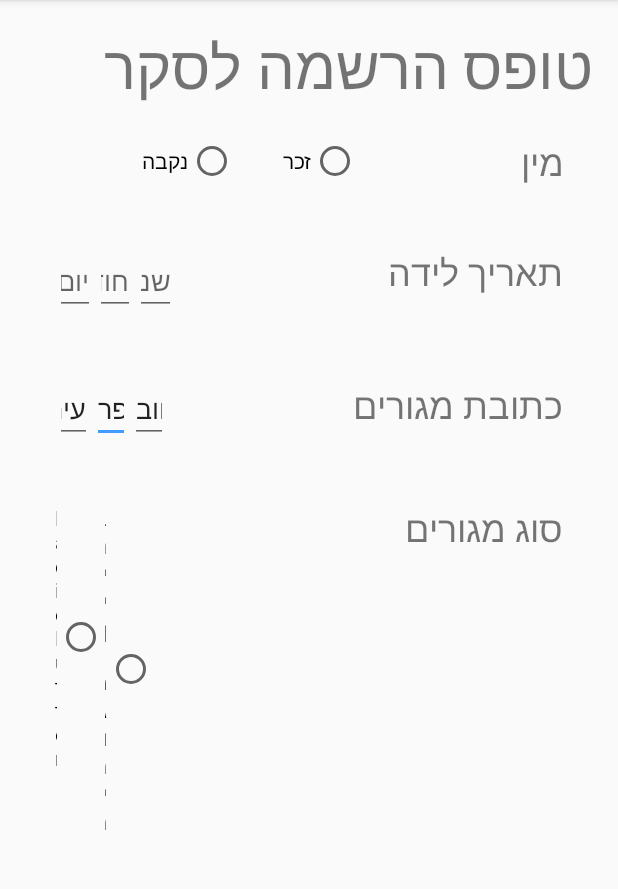
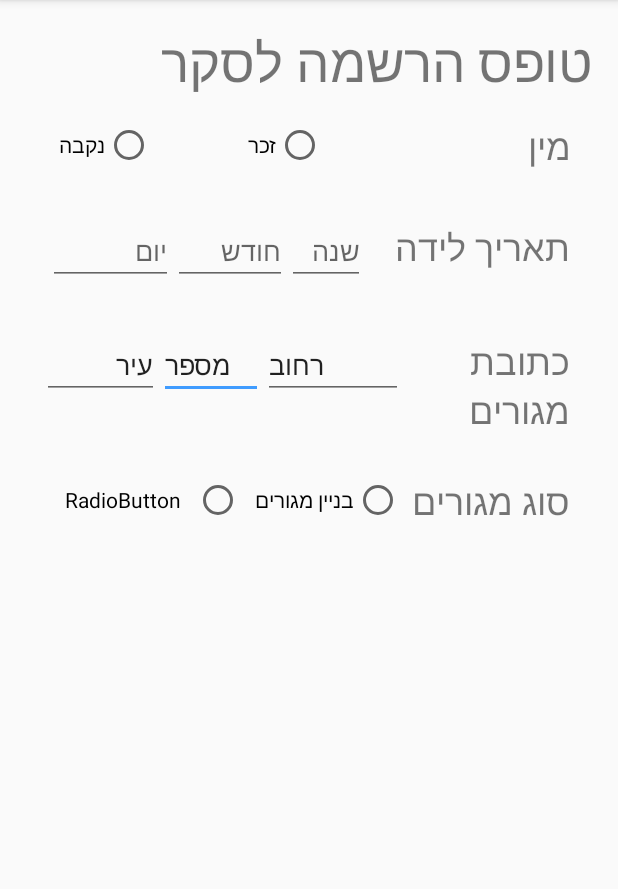
Before and after one commit to tjg0010/survey_app, an Android app: the RegisterActivity screen opened directly, with no data from a screen before it, on a phone screen of 412 x 824 dp, the part 84-973 px from its top. Run offline under Robolectric (Android 15) with nearby library versions, the phone set to English and light mode, and no system bars.

Commit message:
Changes to Register page layout Added new intent to register activity - when pressing the agree button, user is automatically referrenced to register page

```diff
--- a/TAUSurveryApp/app/src/main/res/layout/activity_register.xml
+++ b/TAUSurveryApp/app/src/main/res/layout/activity_register.xml
@@ -9,6 +9,8 @@
     android:paddingRight="@dimen/activity_horizontal_margin"
     android:paddingTop="@dimen/activity_vertical_margin"
     tools:context="tau.user.tausurveryapp.RegisterActivity">
+
+
 
     <!--<Space-->
         <!--android:layout_width="match_parent"-->
@@ -29,15 +31,17 @@
         android:orientation="vertical"
         android:layout_width="match_parent"
         android:layout_height="wrap_content"
-        android:layout_margin="0.5dp">
+        android:layout_margin="0.5dp"
+        android:weightSum="6">
 
         <!--Heading-->
         <TextView
             android:text="טופס הרשמה לסקר"
             android:textDirection="rtl"
-            android:textSize="40dp"
+            android:textSize="35sp"
             android:layout_width="match_parent"
-            android:layout_height="wrap_content" />
+            android:layout_height="wrap_content"
+            android:layout_weight="2"/>
 
         <!-- sex -->
         <LinearLayout
@@ -45,8 +49,9 @@
                 android:layout_height="match_parent"
                 android:orientation="horizontal"
                 android:layoutDirection="rtl"
-                android:weightSum="1"
-                android:layout_margin="20sp">
+                android:layout_weight="1"
+                android:weightSum="2"
+                android:layout_margin="15sp">
 
             <TextView
                     android:text="מין"
@@ -54,13 +59,14 @@
                     android:layout_height="wrap_content"
                     android:id="@+id/lblSex"
                     android:textSize="24sp"
-                    android:layout_weight="0.84" />
+                    android:layout_weight="1.98" />
 
             <RadioGroup
                 android:layout_width="182dp"
                 android:layout_height="match_parent"
                 android:layoutDirection="rtl"
                 android:orientation="horizontal"
+                android:layout_weight="0.02"
                 android:weightSum="1">
 
                 <RadioButton
@@ -68,14 +74,14 @@
                     android:layout_height="wrap_content"
                     android:id="@+id/radioSexMale"
                     android:text="זכר"
-                        android:layout_weight="0.46" />
+                    android:layout_weight="0.9" />
 
                 <RadioButton
                     android:text="נקבה"
                     android:layout_width="wrap_content"
                     android:layout_height="wrap_content"
                     android:id="@+id/radioSexFemale"
-                        android:layout_weight="1.43" />
+                    android:layout_weight="0.1" />
 
             </RadioGroup>
 
@@ -85,37 +91,41 @@
         <LinearLayout
             android:orientation="horizontal"
             android:layout_width="match_parent"
-            android:layout_height="wrap_content"
             android:layoutDirection="rtl"
-            android:layout_margin="20dp">
+            android:layout_weight="1"
+            android:weightSum="5"
+            android:layout_margin="15dp"
+            android:layout_height="wrap_content">
 
             <TextView
                 android:text="תאריך לידה"
-                android:layout_width="258dp"
-                android:layout_height="match_parent"
+                android:layout_width="wrap_content"
+                android:layout_height="wrap_content"
                 android:id="@+id/lblDateOfBirth"
-                android:textSize="24sp" />
+                android:layout_weight="2"
+                android:textSize="24sp"
+                />
 
             <EditText
-                android:layout_width="wrap_content"
+                android:layout_width="42dp"
                 android:layout_height="wrap_content"
                 android:inputType="number"
                 android:ems="10"
+                android:layout_weight="1"
                 android:id="@+id/txtYearOfBirth"
-                android:layout_weight="1"
                 android:hint="שנה"/>
 
             <EditText
-                android:layout_width="wrap_content"
+                android:layout_width="66dp"
                 android:layout_height="wrap_content"
                 android:inputType="number"
                 android:ems="10"
+                android:layout_weight="1"
                 android:id="@+id/txtMonthOfBirth"
-                android:layout_weight="1"
                 android:hint="חודש"/>
 
             <EditText
-                android:layout_width="wrap_content"
+                android:layout_width="73dp"
                 android:layout_height="wrap_content"
                 android:inputType="number"
                 android:ems="10"
@@ -130,66 +140,73 @@
             android:orientation="horizontal"
             android:layout_width="match_parent"
             android:layout_height="match_parent"
-            android:layout_margin="20dp"
-            android:layoutDirection="rtl">
+            android:layout_margin="15dp"
+            android:layoutDirection="rtl"
+            android:layout_weight="1"
+            android:weightSum="1"
+            >
 
 
             <TextView
                 android:text="כתובת מגורים"
-                android:layout_width="263dp"
                 android:layout_height="wrap_content"
+                android:layout_width="204dp"
                 android:id="@+id/lblAddress"
-                android:textSize="24sp" />
+                android:textSize="24sp"
+                android:layout_weight="0.5"/>
 
             <EditText
-                android:layout_width="wrap_content"
+                android:layout_width="130dp"
                 android:layout_height="wrap_content"
                 android:text="רחוב"
                 android:ems="10"
                 android:id="@+id/txtStreetNumber"
-                android:layout_weight="1.01"
-                android:inputType="text|number" />
+                android:inputType="text|number"
+                android:layout_weight="0.2"/>
 
             <EditText
-                android:layout_width="wrap_content"
+                android:layout_width="88dp"
                 android:layout_height="wrap_content"
                 android:inputType="textPersonName|number"
                 android:text="מספר"
                 android:ems="10"
                 android:id="@+id/txtHouseNumber"
-                android:layout_weight="1.01" />
+                android:layout_weight="0.1"/>
 
             <EditText
-                android:layout_width="wrap_content"
+                android:layout_width="111dp"
                 android:layout_height="wrap_content"
                 android:inputType="textPersonName"
                 android:text="עיר"
                 android:ems="10"
                 android:id="@+id/txtCity"
-                android:layout_weight="1.01" />
+                android:layout_weight="0.1" />
         </LinearLayout>
 
         <!-- Building Type -->
         <LinearLayout
             android:orientation="horizontal"
             android:layout_width="match_parent"
-            android:layout_height="match_parent"
+            android:layout_height="wrap_content"
             android:layoutDirection="rtl"
-            android:layout_margin="20dp">
+            android:layout_margin="15dp"
+            android:layout_weight="1"
+            android:weightSum="1">
 
             <TextView
                 android:text="סוג מגורים"
-                android:layout_width="272dp"
+                android:layout_width="wrap_content"
                 android:layout_height="wrap_content"
                 android:id="@+id/BuildingType"
-                android:textSize="24sp" />
+                android:textSize="24sp"
+                android:layout_weight="0.2"/>
 
             <RadioGroup
-                android:layout_width="0dp"
+                android:layout_width="wrap_content"
                 android:layout_height="wrap_content"
-                android:layout_weight="1"
                 android:layoutDirection="rtl"
-                android:orientation="horizontal">
+                android:orientation="horizontal"
+                android:layout_weight="0.5">
 
                 <RadioButton
                     android:layout_width="wrap_content"
```
Lines whose indentation alone changed are shown as unchanged.
